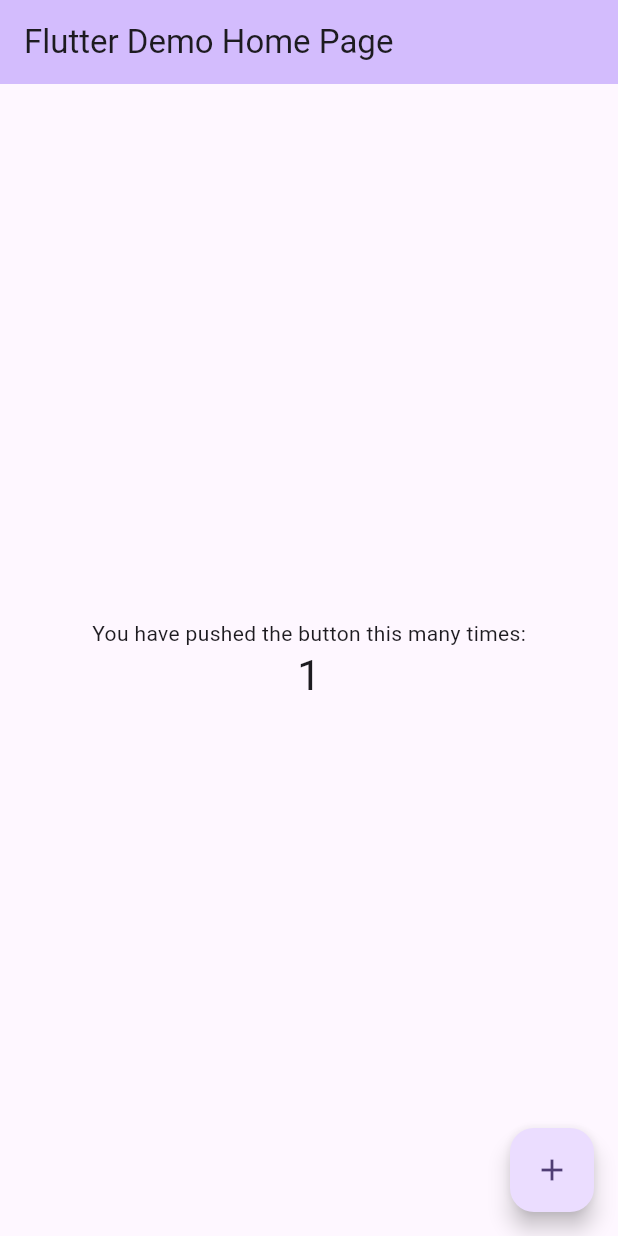
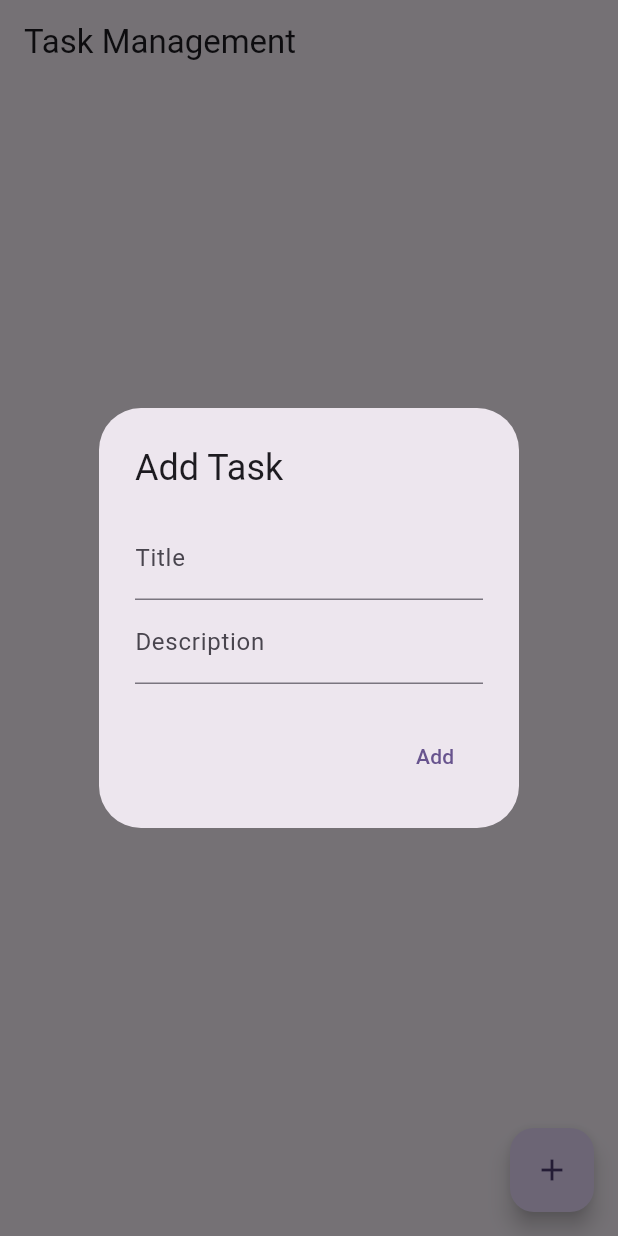
Before and after one commit to engrusmanch/task_management_app, a Flutter app: the screen it shows after launch, after a tap on the "add" icon, on a phone screen of 412 x 824 dp. Run offline on Flutter 3.47's test engine with Material 3 defaults, Android fonts, the phone set to English and light mode, and no system bars; our stand-ins replace flutter_riverpod, riverpod, sqflite; accounts and stored records are empty.

Commit message:
clean architecture,riverpod ,and UI completed

```diff
--- /dev/null
+++ b/lib/core/services/local_storage/db_helper.dart
@@ -0,0 +1,62 @@
+import 'package:sqflite/sqflite.dart';
+import 'package:path/path.dart';
+import 'package:task_management_app/features/task_management/domain/entitiy/task.dart';
+
+class TaskDbHelper {
+  static final TaskDbHelper _instance = TaskDbHelper._();
+  static Database? _database;
+
+  TaskDbHelper._();
+
+  factory TaskDbHelper() {
+    return _instance;
+  }
+
+  Future<Database> get database async {
+    if (_database != null) return _database!;
+    _database = await _initDb();
+    return _database!;
+  }
+
+  Future<Database> _initDb() async {
+    String path = join(await getDatabasesPath(), 'task_db.db');
+    return await openDatabase(
+      path,
+      version: 1,
+      onCreate: (db, version) async {
+        await db.execute('''
+          CREATE TABLE tasks (
+            id TEXT PRIMARY KEY,
+            title TEXT,
+            description TEXT,
+            isCompleted INTEGER
+          )
+        ''');
+      },
+    );
+  }
+
+  Future<void> insertTask(Task task) async {
+    final db = await database;
+    await db.insert('tasks', task.toMap(), conflictAlgorithm: ConflictAlgorithm.replace);
+  }
+
+  Future<List<Task>> getTasks() async {
+    final db = await database;
+    final List<Map<String, dynamic>> maps = await db.query('tasks');
+
+    return List.generate(maps.length, (i) {
+      return Task.fromMap(maps[i]);
+    });
+  }
+
+  Future<void> updateTask(Task task) async {
+    final db = await database;
+    await db.update('tasks', task.toMap(), where: 'id = ?', whereArgs: [task.id]);
+  }
+
+  Future<void> deleteTask(String id) async {
+    final db = await database;
+    await db.delete('tasks', where: 'id = ?', whereArgs: [id]);
+  }
+}
--- /dev/null
+++ b/lib/features/task_management/data/data_sources/local_data_source.dart
@@ -0,0 +1,36 @@
+
+import 'package:task_management_app/core/services/local_storage/db_helper.dart';
+import 'package:task_management_app/features/task_management/domain/entitiy/task.dart';
+
+abstract class LocalDataSource {
+  Future<List<Task>> getTasks();
+  Future<void> addTask(Task task);
+  Future<void> updateTask(Task task);
+  Future<void> deleteTask(String id);
+}
+
+class LocalDataSourceImpl implements LocalDataSource {
+  final TaskDbHelper dbHelper;
+
+  LocalDataSourceImpl({required this.dbHelper});
+
+  @override
+  Future<List<Task>> getTasks() async {
+    return await dbHelper.getTasks();
+  }
+
+  @override
+  Future<void> addTask(Task task) async {
+    await dbHelper.insertTask(task);
+  }
+
+  @override
+  Future<void> updateTask(Task task) async {
+    await dbHelper.updateTask(task);
+  }
+
+  @override
+  Future<void> deleteTask(String id) async {
+    await dbHelper.deleteTask(id);
+  }
+}
--- /dev/null
+++ b/lib/features/task_management/data/repo_impl/task_repo_impl.dart
@@ -0,0 +1,31 @@
+import 'package:task_management_app/features/task_management/data/data_sources/local_data_source.dart';
+import 'package:task_management_app/features/task_management/domain/entitiy/task.dart';
+import 'package:task_management_app/features/task_management/domain/repo/task_repo.dart';
+import 'package:uuid/uuid.dart';
+
+class TaskRepositoryImpl implements TaskRepository {
+  final LocalDataSource localDataSource;
+  final Uuid uuid;
+
+  TaskRepositoryImpl({required this.localDataSource, required this.uuid});
+
+  @override
+  Future<void> addTask(Task task) async {
+
+    await localDataSource.addTask(task);
+  }
+  @override
+  Future<void> deleteTask(String id) async {
+    await localDataSource.deleteTask(id);
+  }
+
+  @override
+  Future<List<Task>> getTasks() async {
+    return await localDataSource.getTasks();
+  }
+
+  @override
+  Future<void> updateTask(Task task) async {
+    await localDataSource.updateTask(task);
+  }
+}
--- /dev/null
+++ b/lib/features/task_management/domain/entitiy/task.dart
@@ -0,0 +1,31 @@
+class Task {
+  final String id;
+  final String title;
+  final String description;
+  final bool isCompleted;
+
+  Task({
+    required this.id,
+    required this.title,
+    required this.description,
+    this.isCompleted = false,
+  });
+
+  Map<String, dynamic> toMap() {
+    return {
+      'id': id,
+      'title': title,
+      'description': description,
+      'isCompleted': isCompleted ? 1 : 0,
+    };
+  }
+
+  factory Task.fromMap(Map<String, dynamic> map) {
+    return Task(
+      id: map['id'],
+      title: map['title'],
+      description: map['description'],
+      isCompleted: map['isCompleted'] == 1,
+    );
+  }
+}
--- /dev/null
+++ b/lib/features/task_management/domain/repo/task_repo.dart
@@ -0,0 +1,8 @@
+import 'package:task_management_app/features/task_management/domain/entitiy/task.dart';
+
+abstract class TaskRepository {
+  Future<List<Task>> getTasks();
+  Future<void> addTask(Task task);
+  Future<void> updateTask(Task task);
+  Future<void> deleteTask(String id);
+}
--- /dev/null
+++ b/lib/features/task_management/domain/usecase/add_task.dart
@@ -0,0 +1,16 @@
+
+
+import 'package:task_management_app/features/task_management/domain/entitiy/task.dart';
+import 'package:task_management_app/features/task_management/domain/repo/task_repo.dart';
+import 'package:uuid/uuid.dart';
+
+class AddTask {
+  final TaskRepository repository;
+
+  AddTask(this.repository);
+
+  Future<void> call(String title, String description) async {
+    final task = Task(id: Uuid().v4(), title: title, description: description);
+    await repository.addTask(task);
+  }
+}
--- /dev/null
+++ b/lib/features/task_management/domain/usecase/get_task.dart
@@ -0,0 +1,14 @@
+
+
+import 'package:task_management_app/features/task_management/domain/entitiy/task.dart';
+import 'package:task_management_app/features/task_management/domain/repo/task_repo.dart';
+
+class GetTasks {
+  final TaskRepository repository;
+
+  GetTasks(this.repository);
+
+  Future<List<Task>> call() async {
+    return await repository.getTasks();
+  }
+}
--- /dev/null
+++ b/lib/features/task_management/domain/usecase/update_task.dart
@@ -0,0 +1,14 @@
+
+
+import 'package:task_management_app/features/task_management/domain/entitiy/task.dart';
+import 'package:task_management_app/features/task_management/domain/repo/task_repo.dart';
+
+class UpdateTask {
+  final TaskRepository repository;
+
+  UpdateTask(this.repository);
+
+  Future<void> call(Task task) async {
+    await repository.updateTask(task);
+  }
+}
--- /dev/null
+++ b/lib/features/task_management/presentation/screens/task_list_screen.dart
@@ -0,0 +1,69 @@
+import 'package:flutter/material.dart';
+import 'package:flutter_riverpod/flutter_riverpod.dart';
+import 'package:task_management_app/features/task_management/domain/entitiy/task.dart';
+import 'package:task_management_app/features/task_management/presentation/widgets/add_dialog.dart';
+import 'package:task_management_app/features/task_management/presentation/widgets/delete_dialog.dart';
+import 'package:task_management_app/features/task_management/presentation/widgets/edit_dialog.dart';
+import '../state/task_provider.dart';
+
+class TaskListScreen extends ConsumerWidget {
+  @override
+  Widget build(BuildContext context, WidgetRef ref) {
+    final taskList = ref.watch(taskListProvider);
+
+    return Scaffold(
+      appBar: AppBar(
+        title: Text('Task Management'),
+      ),
+      body: ListView.builder(
+        itemCount: taskList.length,
+        itemBuilder: (context, index) {
+          final task = taskList[index];
+          return ListTile(
+            title: Text(task.title),
+            subtitle: Text(task.description),
+            trailing: Row(
+              mainAxisSize: MainAxisSize.min,
+              children: [
+                IconButton(
+                  icon: Icon(Icons.edit),
+                  onPressed: () {
+                    showEditTaskDialog(context, ref, task);
+                  },
+                ),
+                IconButton(
+                  icon: Icon(Icons.delete),
+                  onPressed: () {
+                    showDeleteConfirmationDialog(context, ref, task.id);
+                  },
+                ),
+              ],
+            ),
+            leading: Checkbox(
+              value: task.isCompleted,
+              onChanged: (value) {
+                ref.read(taskListProvider.notifier).modifyTask(
+                  Task(
+                    id: task.id,
+                    title: task.title,
+                    description: task.description,
+                    isCompleted: value!,
+                  ),
+                );
+              },
+            ),
+          );
+        },
+      ),
+      floatingActionButton: FloatingActionButton(
+        onPressed: () {
+          showAddTaskDialog(context, ref);
+        },
+        child: Icon(Icons.add),
+      ),
+    );
+  }
+
+
+
+}
--- /dev/null
+++ b/lib/features/task_management/presentation/state/task_provider.dart
@@ -0,0 +1,98 @@
+import 'package:riverpod/riverpod.dart';
+import 'package:task_management_app/core/services/local_storage/db_helper.dart';
+import 'package:task_management_app/features/task_management/data/data_sources/local_data_source.dart';
+import 'package:task_management_app/features/task_management/data/repo_impl/task_repo_impl.dart';
+import 'package:task_management_app/features/task_management/domain/entitiy/task.dart';
+import 'package:task_management_app/features/task_management/domain/repo/task_repo.dart';
+import 'package:task_management_app/features/task_management/domain/usecase/add_task.dart';
+import 'package:task_management_app/features/task_management/domain/usecase/delete_task.dart';
+import 'package:task_management_app/features/task_management/domain/usecase/get_task.dart';
+import 'package:task_management_app/features/task_management/domain/usecase/update_task.dart';
+import 'package:uuid/uuid.dart';
+
+// Providers
+
+/// Provider for the TaskRepository.
+/// It provides an instance of TaskRepositoryImpl,
+/// which interacts with the local database.
+final taskRepositoryProvider = Provider<TaskRepository>((ref) {
+  final localDataSource = LocalDataSourceImpl(dbHelper: TaskDbHelper());
+  return TaskRepositoryImpl(localDataSource: localDataSource, uuid: Uuid());
+});
+
+
+/// Provider for the GetTasks use case.
+/// It provides an instance of GetTasks, which retrieves tasks from the repository.
+final getTasksProvider = Provider<GetTasks>((ref) {
+  return GetTasks(ref.watch(taskRepositoryProvider));
+});
+
+/// Provider for the AddTask use case.
+/// It provides an instance of AddTask, which adds a new task to the repository.
+final addTaskProvider = Provider<AddTask>((ref) {
+  return AddTask(ref.watch(taskRepositoryProvider));
+});
+
+/// Provider for the UpdateTask use case.
+/// It provides an instance of UpdateTask, which updates an existing task in the repository.
+final updateTaskProvider = Provider<UpdateTask>((ref) {
+  return UpdateTask(ref.watch(taskRepositoryProvider));
+});
+
+/// Provider for the DeleteTask use case.
+/// It provides an instance of DeleteTask, which deletes a task from the repository.
+final deleteTaskProvider = Provider<DeleteTask>((ref) {
+  return DeleteTask(ref.watch(taskRepositoryProvider));
+});
+
+/// Provider for managing the state of the task list.
+/// It provides a TaskListNotifier, which is a StateNotifier<List<Task>>.
+final taskListProvider = StateNotifierProvider<TaskListNotifier, List<Task>>((ref) {
+  return TaskListNotifier(
+    getTasks: ref.watch(getTasksProvider),
+    addTask: ref.watch(addTaskProvider),
+    updateTask: ref.watch(updateTaskProvider),
+    deleteTask: ref.watch(deleteTaskProvider),
+  );
+});
+
+/// StateNotifier that manages the list of tasks.
+class TaskListNotifier extends StateNotifier<List<Task>> {
+  final GetTasks getTasks;
+  final AddTask addTask;
+  final UpdateTask updateTask;
+  final DeleteTask deleteTask;
+
+  TaskListNotifier({
+    required this.getTasks,
+    required this.addTask,
+    required this.updateTask,
+    required this.deleteTask,
+  }) : super([]) {
+    // Load tasks from the repository when the notifier is instantiated.
+    _loadTasks();
+  }
+
+  /// Loads tasks from the repository and updates the state.
+  Future<void> _loadTasks() async {
+    state = await getTasks();
+  }
+
+  /// Adds a new task to the repository and reloads the tasks.
+  Future<void> addNewTask(String title, String description) async {
+    await addTask(title, description);
+    await _loadTasks();
+  }
+
+  /// Updates an existing task in the repository and reloads the tasks.
+  Future<void> modifyTask(Task task) async {
+    await updateTask(task);
+    await _loadTasks();
+  }
+
+  /// Deletes a task from the repository and reloads the tasks.
+  Future<void> removeTask(String id) async {
+    await deleteTask(id);
+    await _loadTasks();
+  }
+}
--- /dev/null
+++ b/lib/features/task_management/presentation/widgets/add_dialog.dart
@@ -0,0 +1,39 @@
+import 'package:flutter/material.dart';
+import 'package:flutter_riverpod/flutter_riverpod.dart';
+import 'package:task_management_app/features/task_management/presentation/state/task_provider.dart';
+
+void showAddTaskDialog(BuildContext context, WidgetRef ref) {
+  String title = '';
+  String description = '';
+  showDialog(
+    context: context,
+    builder: (context) {
+      return AlertDialog(
+        title: Text('Add Task'),
+        content: Column(
+          mainAxisSize: MainAxisSize.min,
+          children: [
+            TextField(
+              onChanged: (value) => title = value,
+              decoration: InputDecoration(labelText: 'Title'),
+            ),
+            TextField(
+              onChanged: (value) => description = value,
+              decoration: InputDecoration(labelText: 'Description'),
+            ),
+          ],
+        ),
+        actions: [
+          TextButton(
+            onPressed: () {
+              ref.read(taskListProvider.notifier).addNewTask(
+                  title, description);
+              Navigator.of(context).pop();
+            },
+            child: Text('Add'),
+          ),
+        ],
+      );
+    },
+  );
+}
--- /dev/null
+++ b/lib/features/task_management/presentation/widgets/edit_dialog.dart
@@ -0,0 +1,57 @@
+import 'package:flutter/material.dart';
+import 'package:flutter_riverpod/flutter_riverpod.dart';
+import 'package:task_management_app/features/task_management/domain/entitiy/task.dart';
+import 'package:task_management_app/features/task_management/presentation/state/task_provider.dart';
+
+void showEditTaskDialog(BuildContext context, WidgetRef ref, Task task) {
+  TextEditingController titleController = TextEditingController(text: task.title);
+  TextEditingController descriptionController = TextEditingController(text: task.description);
+  String title = task.title;
+  String description = task.description;
+  showDialog(
+    context: context,
+    builder: (context) {
+      return AlertDialog(
+        title: Text('Edit Task'),
+        content: Column(
+          mainAxisSize: MainAxisSize.min,
+          children: [
+            TextField(
+              controller: titleController,
+              onChanged: (value) => title = value,
+              decoration: InputDecoration(
+
+                labelText: 'Title',
+
+              ),
+            ),
+            TextField(
+              controller: descriptionController,
+              onChanged: (value) => description = value,
+              decoration: InputDecoration(
+                labelText: 'Description',
+
+              ),
+            ),
+          ],
+        ),
+        actions: [
+          TextButton(
+            onPressed: () {
+              ref.read(taskListProvider.notifier).modifyTask(
+                Task(
+                  id: task.id,
+                  title: title,
+                  description: description,
+                  isCompleted: task.isCompleted,
+                ),
+              );
+              Navigator.of(context).pop();
+            },
+            child: Text('Save'),
+          ),
+        ],
+      );
+    },
+  );
+}
--- a/lib/main.dart
+++ b/lib/main.dart
@@ -1,7 +1,9 @@
 import 'package:flutter/material.dart';
+import 'package:flutter_riverpod/flutter_riverpod.dart';
+import 'package:task_management_app/features/task_management/presentation/screens/task_list_screen.dart';
 
 void main() {
-  runApp(const MyApp());
+  runApp(ProviderScope(child: MyApp()));
 }
 
 class MyApp extends StatelessWidget {
@@ -11,115 +13,13 @@
   @override
   Widget build(BuildContext context) {
     return MaterialApp(
-      title: 'Flutter Demo',
+      title: 'Task Management App',
+      debugShowCheckedModeBanner: false,
       theme: ThemeData(
-        // This is the theme of your application.
-        //
-        // TRY THIS: Try running your application with "flutter run". You'll see
-        // the application has a purple toolbar. Then, without quitting the app,
-        // try changing the seedColor in the colorScheme below to Colors.green
-        // and then invoke "hot reload" (save your changes or press the "hot
-        // reload" button in a Flutter-supported IDE, or press "r" if you used
-        // the command line to start the app).
-        //
-        // Notice that the counter didn't reset back to zero; the application
-        // state is not lost during the reload. To reset the state, use hot
-        // restart instead.
-        //
-        // This works for code too, not just values: Most code changes can be
-        // tested with just a hot reload.
         colorScheme: ColorScheme.fromSeed(seedColor: Colors.deepPurple),
         useMaterial3: true,
       ),
-      home: const MyHomePage(title: 'Flutter Demo Home Page'),
+      home:TaskListScreen(),
     );
   }
 }
-
-class MyHomePage extends StatefulWidget {
-  const MyHomePage({super.key, required this.title});
-
-  // This widget is the home page of your application. It is stateful, meaning
-  // that it has a State object (defined below) that contains fields that affect
-  // how it looks.
-
-  // This class is the configuration for the state. It holds the values (in this
-  // case the title) provided by the parent (in this case the App widget) and
-  // used by the build method of the State. Fields in a Widget subclass are
-  // always marked "final".
-
-  final String title;
-
-  @override
-  State<MyHomePage> createState() => _MyHomePageState();
-}
-
-class _MyHomePageState extends State<MyHomePage> {
-  int _counter = 0;
-
-  void _incrementCounter() {
-    setState(() {
-      // This call to setState tells the Flutter framework that something has
-      // changed in this State, which causes it to rerun the build method below
-      // so that the display can reflect the updated values. If we changed
-      // _counter without calling setState(), then the build method would not be
-      // called again, and so nothing would appear to happen.
-      _counter++;
-    });
-  }
-
-  @override
-  Widget build(BuildContext context) {
-    // This method is rerun every time setState is called, for instance as done
-    // by the _incrementCounter method above.
-    //
-    // The Flutter framework has been optimized to make rerunning build methods
-    // fast, so that you can just rebuild anything that needs updating rather
-    // than having to individually change instances of widgets.
-    return Scaffold(
-      appBar: AppBar(
-        // TRY THIS: Try changing the color here to a specific color (to
-        // Colors.amber, perhaps?) and trigger a hot reload to see the AppBar
-        // change color while the other colors stay the same.
-        backgroundColor: Theme.of(context).colorScheme.inversePrimary,
-        // Here we take the value from the MyHomePage object that was created by
-        // the App.build method, and use it to set our appbar title.
-        title: Text(widget.title),
-      ),
-      body: Center(
-        // Center is a layout widget. It takes a single child and positions it
-        // in the middle of the parent.
-        child: Column(
-          // Column is also a layout widget. It takes a list of children and
-          // arranges them vertically. By default, it sizes itself to fit its
-          // children horizontally, and tries to be as tall as its parent.
-          //
-          // Column has various properties to control how it sizes itself and
-          // how it positions its children. Here we use mainAxisAlignment to
-          // center the children vertically; the main axis here is the vertical
-          // axis because Columns are vertical (the cross axis would be
-          // horizontal).
-          //
-          // TRY THIS: Invoke "debug painting" (choose the "Toggle Debug Paint"
-          // action in the IDE, or press "p" in the console), to see the
-          // wireframe for each widget.
-          mainAxisAlignment: MainAxisAlignment.center,
-          children: <Widget>[
-            const Text(
-              'You have pushed the button this many times:',
-            ),
-            Text(
-              '$_counter',
-              style: Theme.of(context).textTheme.headlineMedium,
-            ),
-          ],
-        ),
-      ),
-      floatingActionButton: FloatingActionButton(
-        onPressed: _incrementCounter,
-        tooltip: 'Increment',
-        child: const Icon(Icons.add),
-      ), // This trailing comma makes auto-formatting nicer for build methods.
-    );
-  }
-}
--- a/pubspec.yaml
+++ b/pubspec.yaml
@@ -35,6 +35,11 @@ dependencies:
   # The following adds the Cupertino Icons font to your application.
   # Use with the CupertinoIcons class for iOS style icons.
   cupertino_icons: ^1.0.6
+  sqflite: ^2.3.3+1
+  riverpod: ^2.5.1
+  path: ^1.9.0
+  uuid: ^4.4.0
+  flutter_riverpod: ^2.5.1
 
 dev_dependencies:
   flutter_test:
```
Also changed, not shown: lib/features/task_management/domain/usecase/delete_task.dart (added, +12 -0 lines), lib/features/task_management/presentation/widgets/delete_dialog.dart (added, +30 -0 lines), pubspec.lock, 7 other files.
